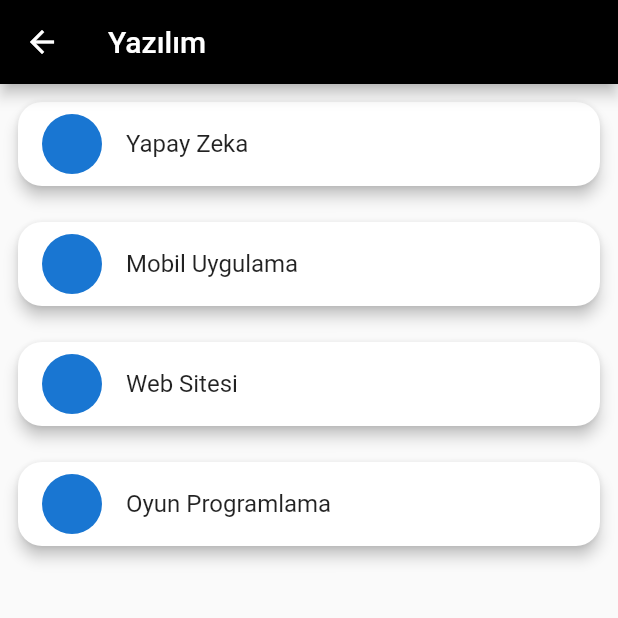
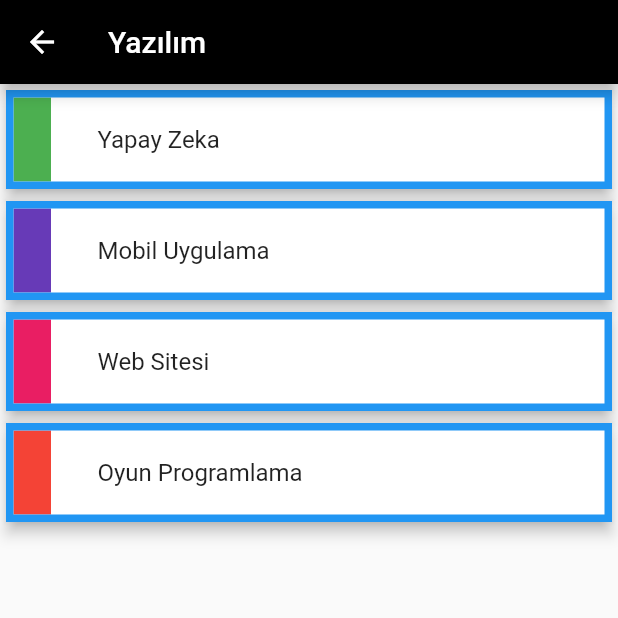
Before and after one commit to al1berk/istebu, a Flutter app: the Ilanlar screen opened directly, after a tap on "Yazılım", on a phone screen of 412 x 824 dp, the top half of it. Run offline on Flutter 3.47's test engine with Material 2 defaults, Android fonts, the phone set to English and light mode, and no system bars; our stand-ins replace cloud_firestore, firebase_auth, firebase_core, get, icons_plus, multi_select_flutter and 1 more; accounts and stored records are empty.

```diff
--- a/lib/View/ilanlar.dart
+++ b/lib/View/Ilanlar/ilanlar.dart
@@ -2,7 +2,7 @@ import 'package:flutter/material.dart';
 import 'package:istebu/View/profil.dart';
 import 'package:salomon_bottom_bar/salomon_bottom_bar.dart';
 
-import 'Kategoriler/kategoriler.dart';
+import '../Kategoriler/kategoriler.dart';
 
 class Ilanlar extends StatefulWidget {
   const Ilanlar({super.key});
@@ -21,6 +21,14 @@ class _IlanlarState extends State<Ilanlar> {
       appBar: AppBar(
         backgroundColor: Colors.black,
         title: Text(baslik(_currentIndex)),
+        actions: <Widget>[
+          IconButton(
+            icon: Icon(Icons.add),
+            onPressed: () {
+
+            },
+          ),
+        ],
       ),
       body: _buildContentForIndex(_currentIndex),
       bottomNavigationBar:SalomonBottomBar(
--- a/lib/View/Kategoriler/Kategori.dart
+++ b/lib/View/Kategoriler/Kategori.dart
@@ -10,6 +10,7 @@ import 'kisiler.dart';
 class Kategori extends StatelessWidget {
   String title ;
   final List<String> items;
+  List<Color> colors = [Colors.green,Colors.deepPurple,Colors.pink,Colors.red,Colors.yellow,Colors.black];
 
 
   Kategori({super.key, required this.title,required this.items});
@@ -24,27 +25,30 @@ class Kategori extends StatelessWidget {
           itemCount: items.length,
           itemBuilder: (BuildContext context, int index) {
             final item = items[index];
-          return Padding(
-            padding: const EdgeInsets.all(8.0),
-            child: Card(
+            return Card(
               elevation: 4, // Card'ın gölgesi
               shape: RoundedRectangleBorder(
-                borderRadius: BorderRadius.circular(16.0), // Yuvarlak kenar
+                borderRadius: BorderRadius.circular(0.0), // Yuvarlak kenar
+                side: BorderSide(width: 5, color: Colors.blue), // Kenarlık ayarı
               ),
               child: ListTile(
-                leading: CircleAvatar(
+                contentPadding: EdgeInsets.all(5),
+                leading: Container(
+                  width: 25.0,
+                  height: 100.0,
+                  color: colors[index],
                 ),
                 title: Text(item),
                 onTap: () async {
                   List<Calisan> calisanlar = await CreateProfileViewModel().getCalisanlar(item);
-
                   Get.to(Kisiler(title: item, calisanlar: calisanlar,));
                 },
               ),
-            ),
             );
           },
-      ),
+        )
+
+
     );
   }
 }
--- a/lib/View/Uyelik/creat_profile.dart
+++ b/lib/View/Uyelik/creat_profile.dart
@@ -4,7 +4,7 @@ import 'package:istebu/View/widgets.dart';
 import '../../Model/Müşteri/musteri.dart';
 import '../../ViewModel/create_profile_view_model.dart';
 import 'creat_profile_two.dart';
-import '../ilanlar.dart';
+import '../Ilanlar/ilanlar.dart';
 
 class CreateProfile extends StatefulWidget {
   CreateProfile({super.key,required this.musteri});
--- a/lib/View/Uyelik/creat_profile_two.dart
+++ b/lib/View/Uyelik/creat_profile_two.dart
@@ -8,7 +8,7 @@ import 'package:istebu/ViewModel/create_profile_view_model.dart';
 import 'package:multi_select_flutter/dialog/multi_select_dialog_field.dart';
 import 'package:multi_select_flutter/util/multi_select_item.dart';
 
-import '../ilanlar.dart';
+import '../Ilanlar/ilanlar.dart';
 
 class CreateProfileTwo extends StatefulWidget {
   Calisan calisan;
--- a/lib/View/Uyelik/login_page.dart
+++ b/lib/View/Uyelik/login_page.dart
@@ -2,7 +2,7 @@ import 'package:flutter/material.dart';
 import 'package:get/get.dart';
 import 'package:icons_plus/icons_plus.dart';
 import 'package:istebu/Model/%C3%BCyelik%20i%C5%9Flemleri/eposta.dart';
-import 'package:istebu/View/ilanlar.dart';
+import 'package:istebu/View/Ilanlar/ilanlar.dart';
 import 'package:istebu/View/Uyelik/sign_in_page.dart';
 import 'package:istebu/View/widgets.dart';
 
--- a/lib/View/Uyelik/sign_in_page.dart
+++ b/lib/View/Uyelik/sign_in_page.dart
@@ -8,7 +8,7 @@ import 'package:istebu/ViewModel/create_profile_view_model.dart';
 import 'package:uuid/uuid.dart';
 import '../../Model/Çalışan/calisan_model.dart';
 import 'creat_profile_two.dart';
-import '../ilanlar.dart';
+import '../Ilanlar/ilanlar.dart';
 
 class SigninPage extends StatefulWidget {
   const SigninPage({super.key});
```
Also changed, not shown: lib/View/Ilanlar/IlanEkleView.dart (added, +17 -0 lines). Lines whose indentation alone changed are shown as unchanged.
